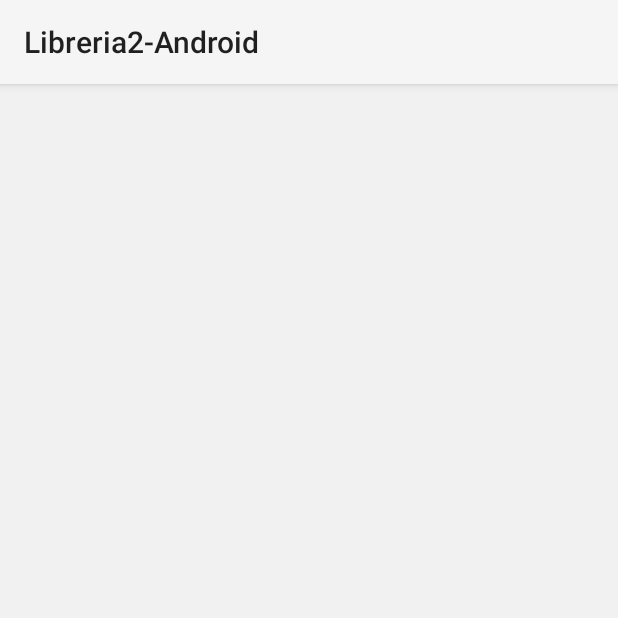
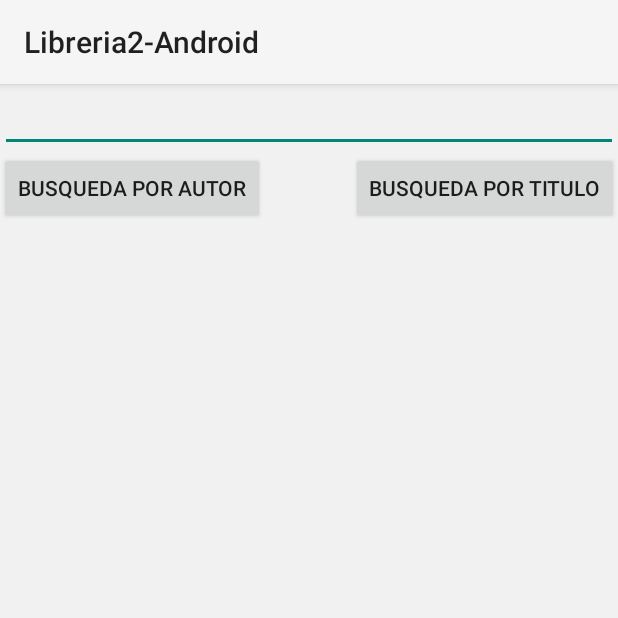
Before and after one commit to AlbertSantamaria/libreria2-android, an Android app: the screen it shows after launch (MainActivity), on a phone screen of 412 x 824 dp, the top half of it. Run offline under Robolectric (Android 15) with nearby library versions, the phone set to English and light mode, and no system bars.

Commit message:
Android: botones de busqueda implementados

```diff
--- a/app/src/main/java/edu/eetac/dsa/asantamaria/libreria2_android/MainActivity.java
+++ b/app/src/main/java/edu/eetac/dsa/asantamaria/libreria2_android/MainActivity.java
@@ -19,8 +19,11 @@ import android.content.Intent;
 import android.net.ParseException;
 import android.os.AsyncTask;
 import android.os.Bundle;
+import android.text.Editable;
 import android.view.View;
 import android.widget.AdapterView;
+import android.widget.Button;
+import android.widget.EditText;
 import android.widget.Toast;
 import android.widget.AdapterView.OnItemClickListener;
 import android.widget.ListView;
@@ -28,9 +31,79 @@ import android.widget.ListView;
 public class MainActivity extends Activity {
 
     ArrayList<Book> bookList;
+    BookAdapter adapter;
+    String url = "http://10.0.2.2:8010/libreria-api/";
+    ListView listview;
+    EditText etSearch;
+    Button bAuthor;
+    Button bTitle;
 
-    BookAdapter adapter;
+    @Override
+    protected void onCreate(Bundle savedInstanceState) {
+        super.onCreate(savedInstanceState);
+        setContentView(R.layout.activity_main);
 
+        listview = (ListView)findViewById(R.id.list);
+        etSearch = (EditText)findViewById(R.id.etSearch);
+        bAuthor = (Button)findViewById(R.id.bAuthor);
+        bTitle = (Button)findViewById(R.id.bTitle);
+
+        //Captura de text
+        final EditText searchtext = (EditText) findViewById(R.id.etSearch);
+
+
+        bookList = new ArrayList<Book>();
+
+
+        //---------------------------------------------------------->AUTHOR PART
+        bAuthor.setOnClickListener(new View.OnClickListener() {
+            public void onClick(View v) {
+
+                String search=searchtext.getText().toString();
+                System.out.println(url+"books?length=800&author="+search);
+
+                new JSONAsyncTask().execute(url+"books?length=800&author="+search);
+                adapter = new BookAdapter(getApplicationContext(), R.layout.row, bookList);
+                listview.setAdapter(adapter);
+
+                listview.setOnItemClickListener(new OnItemClickListener() {
+
+                    @Override
+                    public void onItemClick(AdapterView<?> arg0, View arg1, int position, long id) {
+                        Toast.makeText(getApplicationContext(), bookList.get(position).getTitle(), Toast.LENGTH_LONG).show();
+                    }
+                });
+            }
+        });
+
+        //---------------------------------------------------------->TITLE PART
+        bTitle.setOnClickListener(new View.OnClickListener() {
+            public void onClick(View v) {
+
+                String search=searchtext.getText().toString();
+                System.out.println(url+"books?length=800&title="+search);
+
+                //new JSONAsyncTask().execute(url+"books?length=800&title="+search);
+                //Por algun motivo no me responde bien la api a la busqueda, no es de la app
+                // sino de la api Rest pero se implementaria igual que en el caso del autor
+
+                new JSONAsyncTask().execute(url+"books?length=800&title="+search);
+                adapter = new BookAdapter(getApplicationContext(), R.layout.row, bookList);
+                listview.setAdapter(adapter);
+
+                listview.setOnItemClickListener(new OnItemClickListener() {
+
+                    @Override
+                    public void onItemClick(AdapterView<?> arg0, View arg1, int position, long id) {
+                        Toast.makeText(getApplicationContext(), bookList.get(position).getTitle(), Toast.LENGTH_LONG).show();
+                    }
+                });
+            }
+        });
+
+    }
+
+    /*
     @Override
     protected void onCreate(Bundle savedInstanceState) {
         super.onCreate(savedInstanceState);
@@ -53,7 +126,7 @@ public class MainActivity extends Activity {
                 Toast.makeText(getApplicationContext(), bookList.get(position).getTitle(), Toast.LENGTH_LONG).show();
             }
         });
-    }
+    }*/
 
 
     class JSONAsyncTask extends AsyncTask<String, Void, Boolean> {
--- a/app/src/main/res/layout/activity_main.xml
+++ b/app/src/main/res/layout/activity_main.xml
@@ -1,4 +1,4 @@
-<LinearLayout xmlns:android="http://schemas.android.com/apk/res/android"
+<RelativeLayout xmlns:android="http://schemas.android.com/apk/res/android"
     xmlns:tools="http://schemas.android.com/tools"
     android:id="@+id/LinearLayout1"
     android:layout_width="match_parent"
@@ -6,12 +6,38 @@
     android:orientation="vertical"    android:background="#F1F1F1"
     tools:context=".MainActivity" >
 
+    <EditText
+        android:layout_width="match_parent"
+        android:layout_height="wrap_content"
+        android:id="@+id/etSearch"
+        android:layout_gravity="center_horizontal" />
+
+    <Button
+        style="?android:attr/buttonStyleSmall"
+        android:layout_width="wrap_content"
+        android:layout_height="wrap_content"
+        android:text="Busqueda por Titulo"
+        android:id="@+id/bTitle"
+        android:layout_below="@+id/etSearch"
+        android:layout_alignParentEnd="true" />
+
+    <Button
+        style="?android:attr/buttonStyleSmall"
+        android:layout_width="wrap_content"
+        android:layout_height="wrap_content"
+        android:text="Busqueda por Autor"
+        android:id="@+id/bAuthor"
+        android:layout_gravity="right"
+        android:layout_below="@+id/etSearch"
+        android:layout_alignParentStart="true" />
+
     <ListView
         android:id="@+id/list"
         android:layout_width="match_parent"
-        android:layout_height="wrap_content"
-        tools:listitem="@layout/row" >
+        android:layout_height="match_parent"
+        tools:listitem="@layout/row"
+        android:layout_below="@+id/bTitle">
 
     </ListView>
 
-</LinearLayout>
+</RelativeLayout>
```
